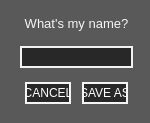
The window that QT/forms/saveAsFormWin.ui (Muse-Kinetics/12-step-editor-qt6) describes before a commit, drawn with Qt 5.
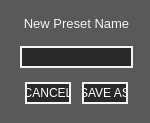
The same window after the commit.

Commit message: -Updated windows UI -Updated graphics to svg -Added UserDialog class -Preset location is now stored in Session Settings, defaults to system application data dir. Checks now invoke dialogs rather than crashing if files are missing. -Factory preset files now stored in QRC in executable -Moved UI specific setup to "windowHasLoaded" so that we can load a dialog for missing preset files at startup without crashing the program -Cleanup stylesheets -Attempted to ad QtInstaller to Windows but still needs debugging to get working correctly. Environment issues

Diff of the .ui file:
```diff
--- a/QT/forms/saveAsFormWin.ui
+++ b/QT/forms/saveAsFormWin.ui
@@ -81,10 +81,10 @@
    </property>
    <property name="text">
     <string>&lt;!DOCTYPE HTML PUBLIC &quot;-//W3C//DTD HTML 4.0//EN&quot; &quot;http://www.w3.org/TR/REC-html40/strict.dtd&quot;&gt;
-&lt;html&gt;&lt;head&gt;&lt;meta name=&quot;qrichtext&quot; content=&quot;1&quot; /&gt;&lt;style type=&quot;text/css&quot;&gt;
+&lt;html&gt;&lt;head&gt;&lt;meta name=&quot;qrichtext&quot; content=&quot;1&quot; /&gt;&lt;meta charset=&quot;utf-8&quot; /&gt;&lt;style type=&quot;text/css&quot;&gt;
 p, li { white-space: pre-wrap; }
-&lt;/style&gt;&lt;/head&gt;&lt;body style=&quot; font-family:'Futura-Normal'; font-size:10pt; font-weight:400; font-style:normal;&quot;&gt;
-&lt;p style=&quot; margin-top:0px; margin-bottom:0px; margin-left:0px; margin-right:0px; -qt-block-indent:0; text-indent:0px;&quot;&gt;What's my name?&lt;/p&gt;&lt;/body&gt;&lt;/html&gt;</string>
+&lt;/style&gt;&lt;/head&gt;&lt;body style=&quot; font-family:'Segoe UI'; font-size:9pt; font-weight:400; font-style:normal;&quot;&gt;
+&lt;p style=&quot; margin-top:0px; margin-bottom:0px; margin-left:0px; margin-right:0px; -qt-block-indent:0; text-indent:0px;&quot;&gt;&lt;span style=&quot; font-family:'Futura-Normal'; font-size:10pt;&quot;&gt;New Preset Name&lt;/span&gt;&lt;/p&gt;&lt;/body&gt;&lt;/html&gt;</string>
    </property>
    <property name="alignment">
     <set>Qt::AlignCenter</set>
```
The commit also changes 113 other files.
